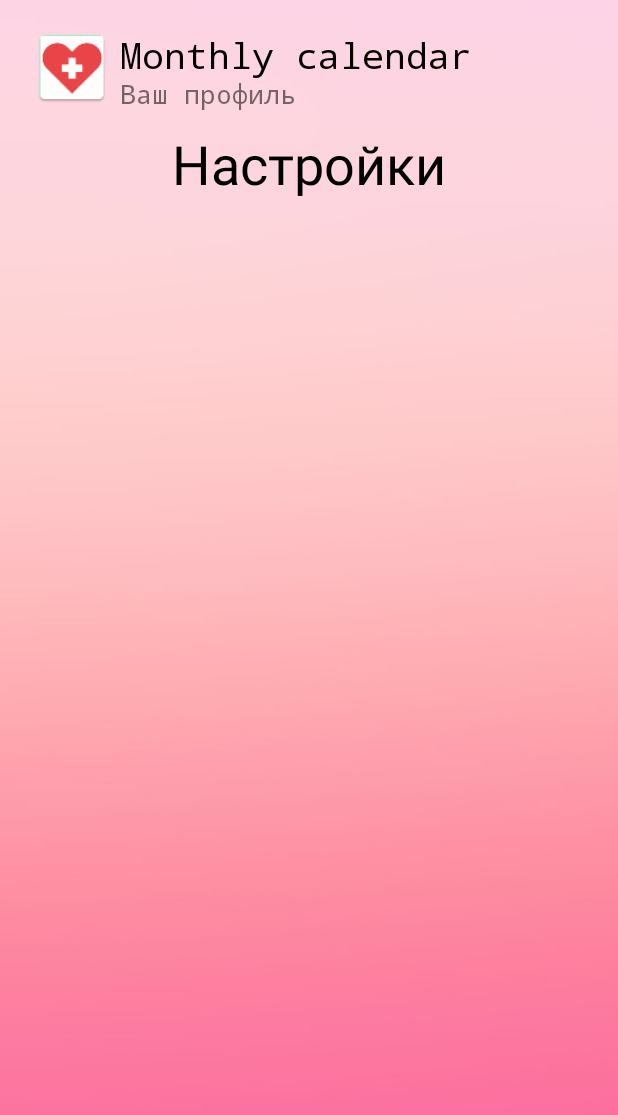
After one commit to raster7/MonthlyApp, an Android app: the SettingsActivity screen opened directly, with no data from a screen before it, on a phone screen of 412 x 824 dp. The commit adds this screen. Shown: the top 1115 px of the screen. Run offline under Robolectric (Android 15) with nearby library versions, the phone set to English and light mode, and no system bars.

Commit message:
work3_part1

```diff
--- /dev/null
+++ b/project2/app/src/main/java/com/example/monthlyapp/FirstFragment.java
@@ -0,0 +1,34 @@
+package com.example.monthlyapp;
+
+import android.content.Intent;
+import android.os.Bundle;
+
+import androidx.fragment.app.Fragment;
+import androidx.fragment.app.FragmentContainerView;
+
+import android.view.LayoutInflater;
+import android.view.View;
+import android.view.ViewGroup;
+import android.widget.FrameLayout;
+
+public class FirstFragment extends Fragment {
+
+    public FirstFragment() {
+        super(R.layout.fragment_first);
+    }
+    @Override
+    public View onCreateView(LayoutInflater inflater, ViewGroup container,
+                             Bundle savedInstanceState) {
+        View view = inflater.inflate(R.layout.fragment_first, container, false);
+        FrameLayout frameLayout = view.findViewById(R.id.FirstFragment);
+        frameLayout.setOnClickListener(new View.OnClickListener() {
+            @Override
+            public void onClick(View view) {
+                Intent intent = new Intent(getContext(), MainActivity.class);
+                intent.putExtra("email", MainActivity.name);
+                startActivity(intent);
+            }
+        });
+        return view;
+    }
+}
--- /dev/null
+++ b/project2/app/src/main/java/com/example/monthlyapp/SettingsActivity.java
@@ -0,0 +1,21 @@
+package com.example.monthlyapp;
+
+import androidx.appcompat.app.AppCompatActivity;
+
+import android.os.Bundle;
+
+public class SettingsActivity extends AppCompatActivity {
+
+    @Override
+    protected void onCreate(Bundle savedInstanceState) {
+        super.onCreate(savedInstanceState);
+        setContentView(R.layout.activity_settings);
+
+        if (savedInstanceState == null) {
+            getSupportFragmentManager().beginTransaction()
+                    .setReorderingAllowed(true)
+                    .add(R.id.fragmentContainerView3, FirstFragment.class, null)
+                    .commit();
+        }
+    }
+}
--- /dev/null
+++ b/project2/app/src/main/res/layout/activity_settings.xml
@@ -0,0 +1,33 @@
+<?xml version="1.0" encoding="utf-8"?>
+<androidx.constraintlayout.widget.ConstraintLayout xmlns:android="http://schemas.android.com/apk/res/android"
+    xmlns:app="http://schemas.android.com/apk/res-auto"
+    xmlns:tools="http://schemas.android.com/tools"
+    android:layout_width="match_parent"
+    android:layout_height="match_parent"
+    android:background="@drawable/bg"
+    tools:context=".SettingsActivity">
+
+    <androidx.fragment.app.FragmentContainerView
+        android:id="@+id/fragmentContainerView3"
+        android:layout_width="0dp"
+        android:layout_height="wrap_content"
+        app:layout_constraintEnd_toEndOf="parent"
+        app:layout_constraintStart_toStartOf="parent"
+        app:layout_constraintTop_toTopOf="parent"
+        tools:layout="@layout/fragment_first" />
+
+    <TextView
+        android:id="@+id/textView3"
+        android:layout_width="0dp"
+        android:layout_height="wrap_content"
+        android:text="@string/settings"
+        android:textColor="@color/black"
+        android:textSize="36sp"
+        android:textAlignment="center"
+        android:layout_marginTop="10dp"
+        app:layout_constraintEnd_toEndOf="parent"
+        app:layout_constraintStart_toStartOf="parent"
+        app:layout_constraintTop_toBottomOf="@+id/fragmentContainerView3">
+    </TextView>
+
+</androidx.constraintlayout.widget.ConstraintLayout>
--- /dev/null
+++ b/project2/app/src/main/res/layout/fragment_first.xml
@@ -0,0 +1,39 @@
+<?xml version="1.0" encoding="utf-8"?>
+<FrameLayout xmlns:android="http://schemas.android.com/apk/res/android"
+    xmlns:tools="http://schemas.android.com/tools"
+    android:layout_width="match_parent"
+    android:layout_height="match_parent"
+    xmlns:app="http://schemas.android.com/apk/res-auto"
+    tools:context=".FirstFragment"
+    android:id="@+id/FirstFragment">
+
+    <ImageView
+        android:id="@+id/icon"
+        android:layout_width="60dp"
+        android:layout_height="54dp"
+        android:layout_marginStart="18dp"
+        android:layout_marginTop="18dp"
+        app:srcCompat="@mipmap/ic_heart"
+        tools:ignore="MissingConstraints" />
+
+    <TextView
+        android:id="@+id/textView"
+        android:layout_width="wrap_content"
+        android:layout_height="wrap_content"
+        android:layout_marginStart="80dp"
+        android:layout_marginTop="20dp"
+        android:text="@string/app_name"
+        android:fontFamily="monospace"
+        android:textSize="24sp"
+        android:textColor="@color/black" />
+
+    <TextView
+        android:id="@+id/textView2"
+        android:layout_width="wrap_content"
+        android:layout_height="wrap_content"
+        android:text="Ваш профиль"
+        android:textSize="18sp"
+        android:fontFamily="monospace"
+        android:layout_marginStart="80dp"
+        android:layout_marginTop="50dp" />
+</FrameLayout>
--- a/project2/app/src/main/res/values/strings.xml
+++ b/project2/app/src/main/res/values/strings.xml
@@ -22,4 +22,6 @@
     <string name="title_activity_login">LoginActivity</string>
     <string name="title_activity_register">RegisterActivity</string>
     <string name="title_activity_sign_in">SignIn</string>
+    <!-- TODO: Remove or change this placeholder text -->
+    <string name="hello_blank_fragment">Hello blank fragment</string>
 </resources>
```
Also changed, not shown: project2/app/src/main/AndroidManifest.xml (+13 -5 lines), project2/app/src/main/java/com/example/monthlyapp/CalendarActivity.java (added, +21 -0 lines), project2/app/src/main/java/com/example/monthlyapp/GraphicActivity.java (added, +21 -0 lines), project2/app/src/main/java/com/example/monthlyapp/MainActivity.java (+23 -1 lines), project2/app/src/main/res/layout/activity_calendar.xml (added, +33 -0 lines), project2/app/src/main/res/layout/activity_graphic.xml (added, +32 -0 lines), project2/app/src/main/res/layout/activity_main.xml (+13 -27 lines).
